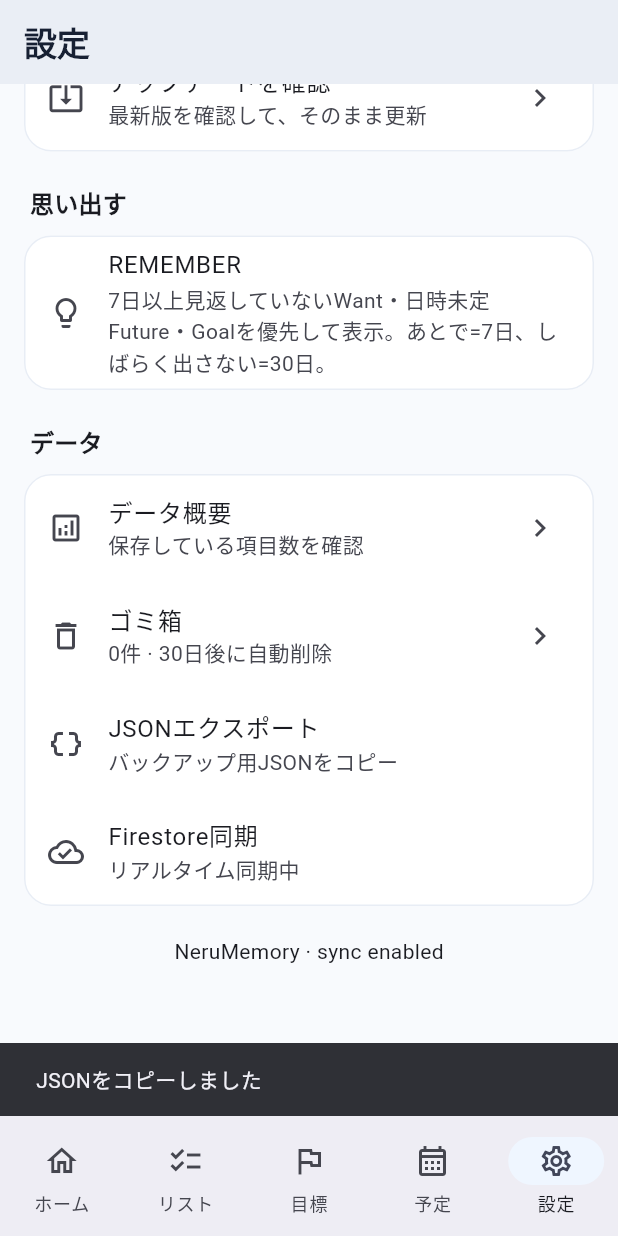
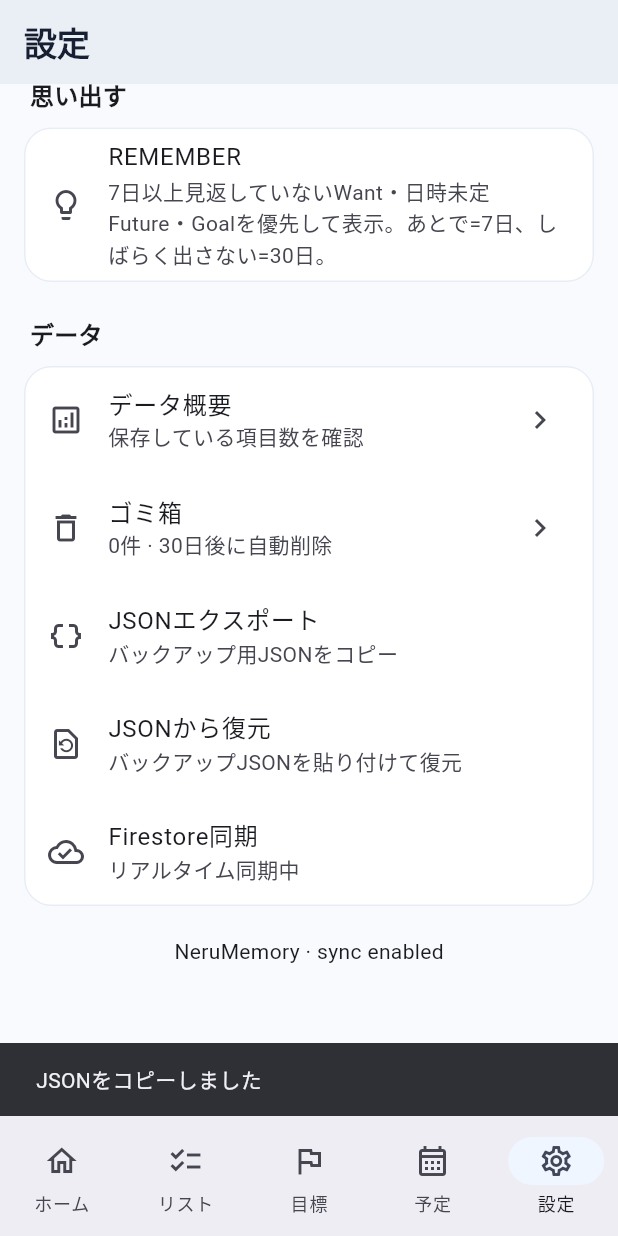
Before and after one commit to Wacky1425/neru-memory, a Flutter app: the screen it shows once a user with an empty profile is signed in, item 5 of the bottom bar chosen, scrolled down 576 dp, after a tap on "JSONエクスポート", on a phone screen of 412 x 824 dp. Run offline on Flutter 3.47's test engine with Material 3 defaults, Android fonts, the phone set to English and light mode, and no system bars; our stand-ins replace cloud_firestore, firebase_auth, firebase_core, flutter_local_notifications, google_sign_in, shared_preferences and 1 more; accounts and stored records are empty.

Commit message:
Add JSON restore UI with confirmation

```diff
--- a/lib/features/settings/settings_page.dart
+++ b/lib/features/settings/settings_page.dart
@@ -24,6 +24,17 @@ class SettingsPage extends StatelessWidget{
         ListTile(leading:const Icon(Icons.analytics_outlined),title:const Text('データ概要'),subtitle:const Text('保存している項目数を確認'),trailing:const Icon(Icons.chevron_right),onTap:()=>Navigator.push(c,MaterialPageRoute(builder:(_)=>const DataSummaryPage()))),
         ListTile(leading:const Icon(Icons.delete_outline),title:const Text('ゴミ箱'),subtitle:Text('${s.trash.length}件 · 30日後に自動削除'),trailing:const Icon(Icons.chevron_right),onTap:()=>Navigator.push(c,MaterialPageRoute(builder:(_)=>const TrashPage()))),
         ListTile(leading:const Icon(Icons.data_object),title:const Text('JSONエクスポート'),subtitle:const Text('バックアップ用JSONをコピー'),onTap:()async{await Clipboard.setData(ClipboardData(text:s.exportJson()));if(c.mounted)ScaffoldMessenger.of(c).showSnackBar(const SnackBar(content:Text('JSONをコピーしました')));}),
+        ListTile(leading:const Icon(Icons.restore_page_outlined),title:const Text('JSONから復元'),subtitle:const Text('バックアップJSONを貼り付けて復元'),onTap:()async{
+          final controller=TextEditingController();
+          final raw=await showDialog<String>(context:c,builder:(d)=>AlertDialog(title:const Text('バックアップから復元'),content:SizedBox(width:520,child:TextField(controller:controller,minLines:6,maxLines:12,decoration:const InputDecoration(hintText:'ここにNeruMemoryのJSONを貼り付け',border:OutlineInputBorder()))),actions:[TextButton(onPressed:()=>Navigator.pop(d),child:const Text('キャンセル')),FilledButton(onPressed:()=>Navigator.pop(d,controller.text),child:const Text('復元'))]));
+          controller.dispose();
+          if(raw==null||raw.trim().isEmpty)return;
+          if(!c.mounted)return;
+          final ok=await showDialog<bool>(context:c,builder:(d)=>AlertDialog(title:const Text('現在のデータを置き換えますか？'),content:const Text('復元すると、現在のNeruMemoryデータはバックアップ内容に置き換わります。'),actions:[TextButton(onPressed:()=>Navigator.pop(d,false),child:const Text('やめる')),FilledButton(onPressed:()=>Navigator.pop(d,true),child:const Text('復元する'))]));
+          if(ok!=true)return;
+          final error=await s.importJson(raw);
+          if(c.mounted)ScaffoldMessenger.of(c).showSnackBar(SnackBar(content:Text(error??'バックアップを復元しました')));
+        }),
         ListTile(leading:const Icon(Icons.cloud_done_outlined),title:const Text('Firestore同期'),subtitle:Text(s.cloudError!=null?'同期エラーあり':s.cloudBusy?'同期中…':s.cloudReady?'リアルタイム同期中':'Googleログイン後に同期'))])),
       const SizedBox(height:20),const Center(child:Text('NeruMemory · sync enabled'))
     ])));
```
